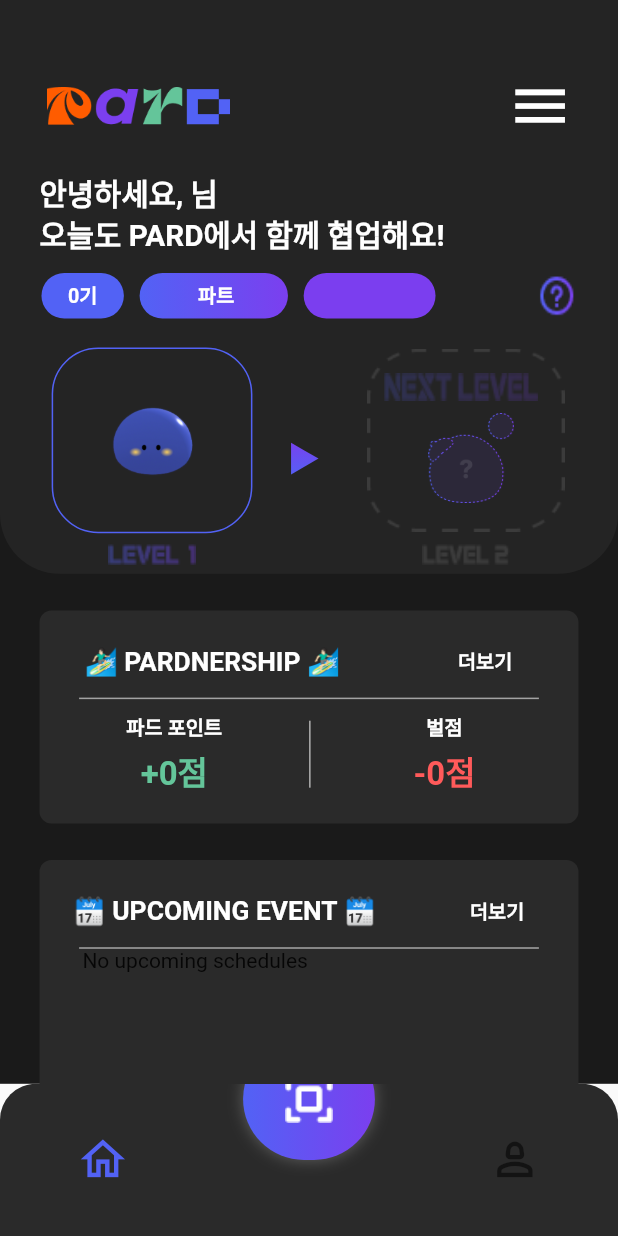
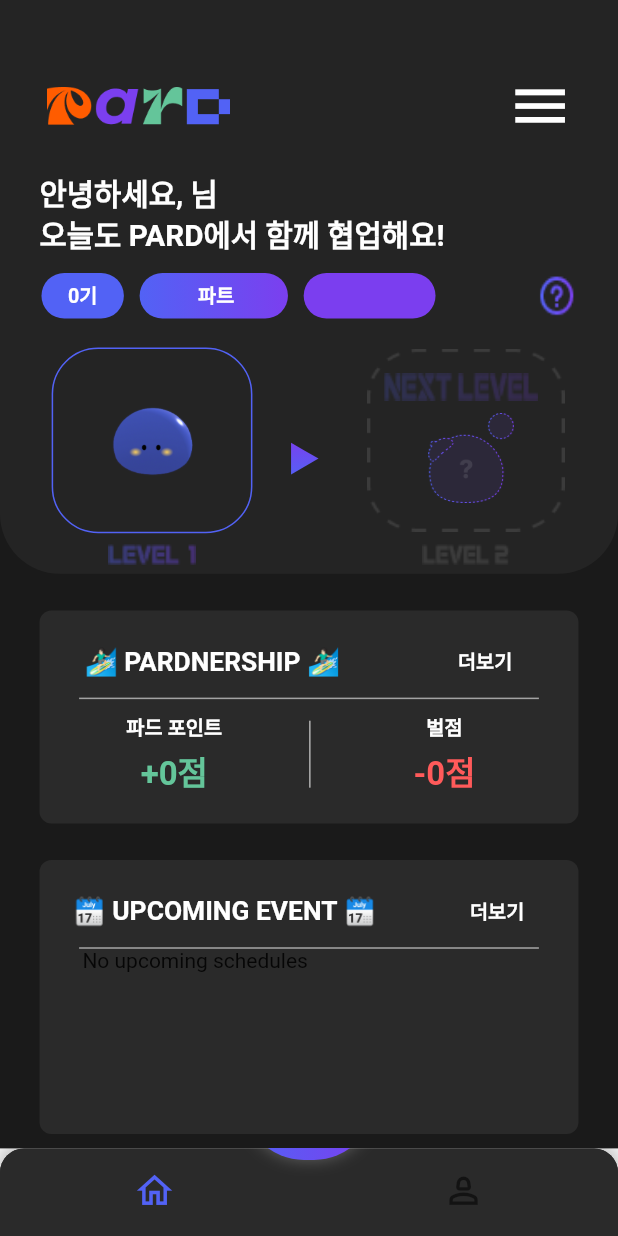
Before and after one commit to Club-PARD/PARD_APP, a Flutter app: the RootVeiw screen opened by its route, on a phone screen of 412 x 824 dp. Run offline on Flutter 3.47's test engine with Material 2 defaults, Android fonts, the phone set to English and light mode, and no system bars; our stand-ins replace cloud_firestore, device_info_plus, firebase_auth, firebase_core, firebase_messaging, flutter_local_notifications and 6 more; missing offline and left inert: qr_code_scanner; accounts and stored records are empty; Roboto replaces fonts that are missing (Pretendard).

Commit message:
[UPDATE] update to rounded and elevation

```diff
--- a/lib/component/bottom.dart
+++ b/lib/component/bottom.dart
@@ -7,38 +7,47 @@ import 'package:pard_app/utilities/color_style.dart';
 class BottomBar extends StatelessWidget {
   BottomBar({super.key});
   final BottomBarController controller = Get.find();
+  final double iconSize = 28.h;
 
   @override
   Widget build(BuildContext context) {
     return Obx(
-      () => ClipRRect(
-        child: Container(
+      () => Container(
         decoration: BoxDecoration(
-            borderRadius: BorderRadius.only(
-                topRight: Radius.circular(24), topLeft: Radius.circular(24)),
+          color: const Color(0xFF2A2A2A),
+          borderRadius: BorderRadius.vertical(
+            top: Radius.circular(16.0), // Adjust the radius as needed
           ),
-          height: 100.h,
+          boxShadow: [
+            BoxShadow(
+              color: Colors.black.withOpacity(0.2),
+              spreadRadius: 2,
+              blurRadius: 8,
+              offset: Offset(0, -2), // Adjust the offset as needed
+            ),
+          ],
+        ),
         child: ClipRRect(
-            borderRadius: BorderRadius.only(
-              topLeft: Radius.circular(24.0),
-              topRight: Radius.circular(24.0),
+          borderRadius: BorderRadius.vertical(
+            top: Radius.circular(16.0), // Same radius as in the outer container
           ),
           child: BottomNavigationBar(
             backgroundColor: const Color(0xFF2A2A2A),
+            elevation: 8.0,
             showSelectedLabels: false,
             showUnselectedLabels: false,
             items: <BottomNavigationBarItem>[
               BottomNavigationBarItem(
                 icon: Icon(
                   Icons.home_outlined,
-                      size: 35.h,
+                  size: iconSize,
                 ),
-                    label: ''),
-                const BottomNavigationBarItem(icon: Icon(null), label: ''),
+                label: '',
+              ),
               BottomNavigationBarItem(
                   icon: Icon(
                     Icons.person_2_outlined,
-                      size: 35.h,
+                    size: iconSize,
                   ),
                   label: ''),
             ],
@@ -48,7 +57,6 @@ class BottomBar extends StatelessWidget {
           ),
         ),
       ),
-      ),
     );
   }
 }
```
Lines whose indentation alone changed are shown as unchanged.
